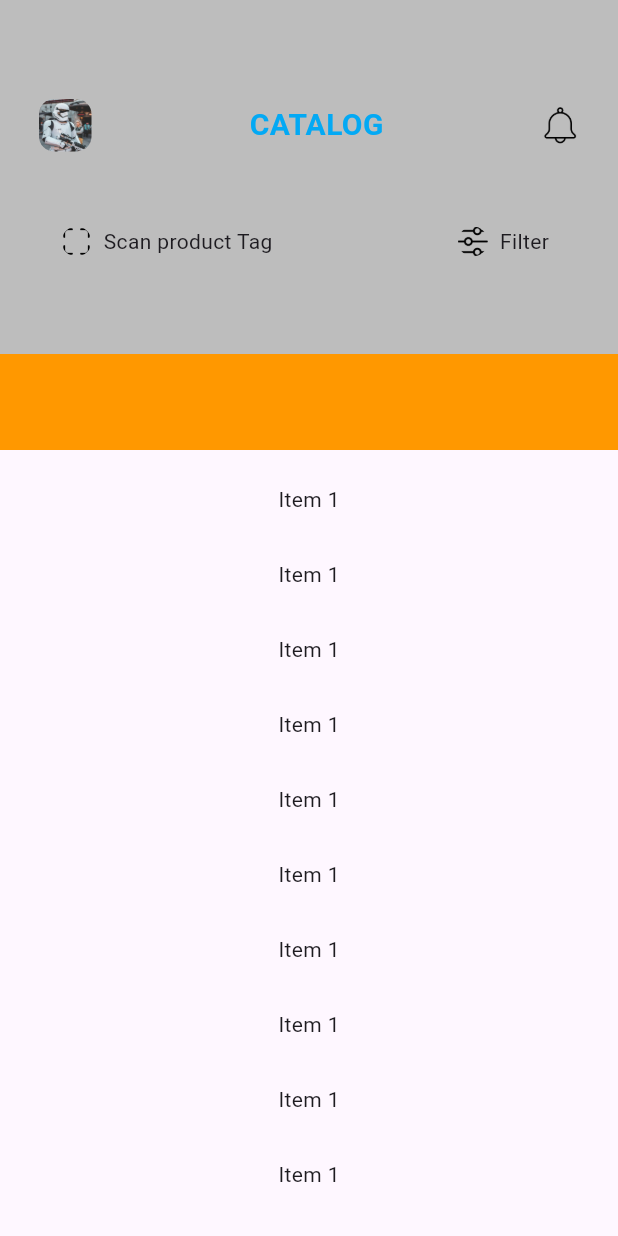
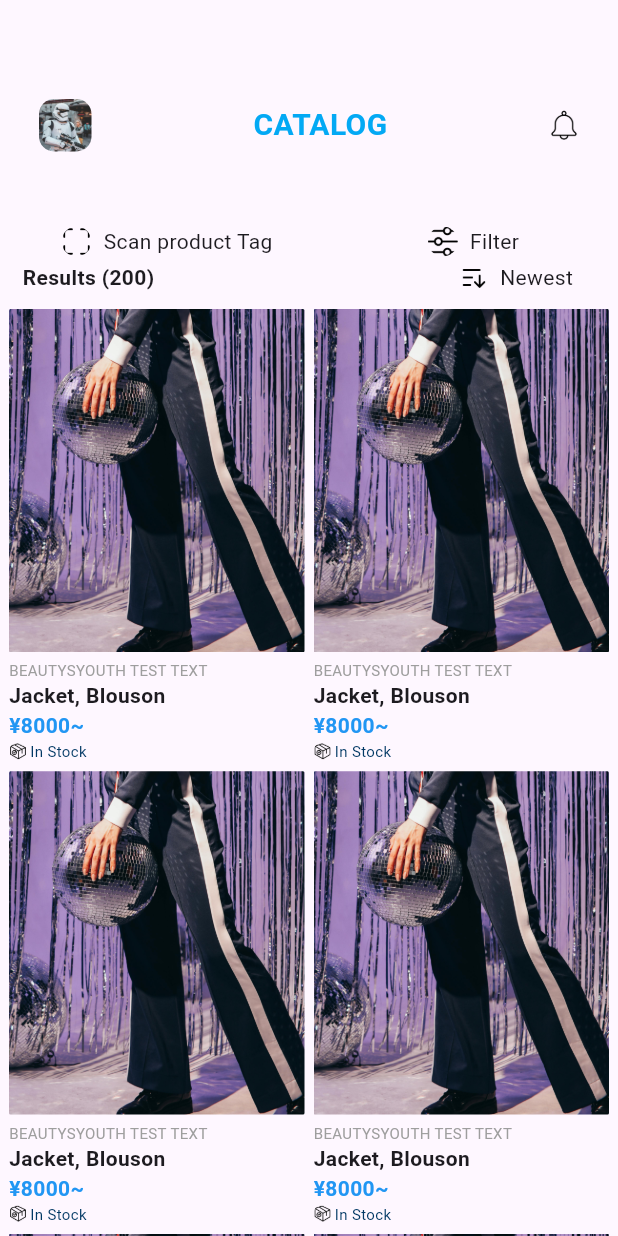
Before and after one commit to truongnguyen-dev/luvina-dev, a Flutter app: the screen it shows after launch, on a phone screen of 412 x 824 dp. Run offline on Flutter 3.47's test engine with Material 3 defaults, Android fonts, the phone set to English and light mode, and no system bars.

Commit message:
second scr

```diff
--- /dev/null
+++ b/ecommerce/lib/home-elements/avatar.dart
@@ -0,0 +1,33 @@
+import 'package:ecommerce/myConstant.dart';
+import 'package:flutter/material.dart';
+
+class Avatar extends StatelessWidget {
+  const Avatar({super.key});
+
+  @override
+  Widget build(BuildContext context) {
+    final double sizeAva = 35;
+    final double marginLeftRight = 10.0;
+
+
+    final GestureDetector sideLeft =  GestureDetector(
+      child: Container(
+       width:sizeAva,
+       height: sizeAva,
+       margin: EdgeInsets.only(left: marginLeftRight),
+       decoration: BoxDecoration(
+        borderRadius: BorderRadius.circular(10),
+        image: DecorationImage(
+        image:AssetImage("assets/images/robo.jpg"),
+        fit:BoxFit.cover
+         ),
+       )
+      ),onTap:(){
+       print("you clicked me");
+      }
+    );
+
+
+      return sideLeft;
+  }
+}
--- /dev/null
+++ b/ecommerce/lib/home-elements/filter.dart
@@ -0,0 +1,38 @@
+import 'package:ecommerce/myConstant.dart';
+import 'package:flutter/material.dart';
+
+class Filter extends StatelessWidget {
+  const Filter({super.key});
+
+  @override
+  Widget build(BuildContext context) {
+    final double marginLeftRight = 10.0;
+
+    Padding filter = Padding(padding: EdgeInsets.only(right: 50),
+        child: Row(
+                children: [
+                  GestureDetector(
+                    child: Container(
+                    width:MyConstant.sizeIcon,
+                    height: MyConstant.sizeIcon,
+                    margin: EdgeInsets.only(left: marginLeftRight),
+                    decoration: BoxDecoration(
+                      borderRadius: BorderRadius.circular(10),
+                      image: DecorationImage(
+                      image:AssetImage("assets/icons/filter.png"),
+                      fit:BoxFit.cover
+                      ),
+                    )
+                  ),onTap:(){
+                  print("you clicked me");
+                  }
+                  ),
+                  SizedBox(width: 8,),
+                  Text("Filter")
+                ],
+              ),
+          );
+
+      return filter;
+  }
+}
--- a/ecommerce/lib/home-elements/leading.dart
+++ b/ecommerce/lib/home-elements/leading.dart
@@ -1,32 +1,64 @@
+import 'package:ecommerce/myConstant.dart';
 import 'package:flutter/material.dart';
 
 class MyLeading extends StatelessWidget {
-  const MyLeading({super.key});
+   MyLeading({super.key});
+
+  static int results_num = 200;
 
   @override
   Widget build(BuildContext context) {
-    MaterialButton btn = MaterialButton(
-        padding: const EdgeInsets.all(8.0),
-        textColor: Colors.white,
-        splashColor: Colors.red,
-        elevation: 8.0,
-        child: Container(
-          decoration: const BoxDecoration(
-            image: DecorationImage(
-                image: AssetImage('https://lh3.googleusercontent.com/a-/AOh14GhFJOIlbtl5UfQ1ySN76w2_sC3UGVXH2xOE1xsH=k-s64'), //some asset image
-                fit: BoxFit.cover),
-          ),
-          child: const Padding(
-            padding: EdgeInsets.all(8.0),
-            child: SizedBox(),
-          ),
-        ),
-        // ),
-        onPressed: () {
-          print('Tapped');
-        },
-      );
 
-      return btn;
+Padding results = Padding(padding: EdgeInsets.only(left: 15),
+        child: Row(
+            children: [
+              GestureDetector(
+                child: Text( "Results (" + results_num.toString() + ")",
+                  style: TextStyle(fontWeight: FontWeight.bold),
+              ),onTap:(){
+              print("you clicked me");
+              }
+              )
+            ],
+          )
+  );
+
+
+  Padding newest = Padding(padding: EdgeInsets.only(right: 30),
+        child: Row(
+                children: [
+                  GestureDetector(
+                    child: Container(
+                    width:MyConstant.sizeIcon,
+                    height: MyConstant.sizeIcon,
+                    decoration: BoxDecoration(
+                      borderRadius: BorderRadius.circular(10),
+                      image: DecorationImage(
+                      image:AssetImage("assets/icons/sort.png"),
+                      fit:BoxFit.cover
+                      ),
+                    )
+                  ),onTap:(){
+                  print("you clicked me");
+                  }
+                  ),
+                  SizedBox(width: 8,),
+                  Text("Newest")
+                ],
+              ),
+          );
+
+  Row main = Row(
+    mainAxisAlignment: MainAxisAlignment.spaceBetween,
+                      children: [
+                        // SizedBox(height: 50,),
+                        results,
+                        // SizedBox(height: 50,),
+                        newest
+                      ],
+                    );
+
+
+      return main;
   }
 }
--- /dev/null
+++ b/ecommerce/lib/home-elements/notice.dart
@@ -0,0 +1,35 @@
+import 'package:ecommerce/home-elements/avatar.dart';
+import 'package:ecommerce/myConstant.dart';
+import 'package:flutter/material.dart';
+
+class Notice extends StatelessWidget {
+  const Notice({super.key});
+
+  @override
+  Widget build(BuildContext context) {
+    final double sizeAva = 35;
+    final double marginLeftRight = 10.0;
+
+
+    final Text title = Text("CATALOG", style:TextStyle(fontSize: 20,fontWeight: FontWeight.bold, color: Colors.lightBlue));
+
+
+    final GestureDetector sideRight =  GestureDetector(
+      child: Container(
+       width:MyConstant.sizeIcon,
+       height: MyConstant.sizeIcon,
+       margin: EdgeInsets.only(right: marginLeftRight),
+       decoration: BoxDecoration(
+          image: DecorationImage(
+          image:AssetImage("assets/icons/noti.png"),
+          fit:BoxFit.fill
+         ),
+       )
+      ),onTap:(){
+       print("you clicked me");
+      }
+    );
+
+      return sideRight;
+  }
+}
--- /dev/null
+++ b/ecommerce/lib/home-elements/scan.dart
@@ -0,0 +1,38 @@
+import 'package:ecommerce/myConstant.dart';
+import 'package:flutter/material.dart';
+
+class Scan extends StatelessWidget {
+  const Scan({super.key});
+
+  @override
+  Widget build(BuildContext context) {
+    final double marginLeftRight = 10.0;
+
+    Padding scan = Padding(padding: EdgeInsets.only(left: 15),
+        child: Row(
+            children: [
+              GestureDetector(
+                child: Container(
+                width:MyConstant.sizeIcon,
+                height: MyConstant.sizeIcon,
+                margin: EdgeInsets.only(left: marginLeftRight),
+                decoration: BoxDecoration(
+                  borderRadius: BorderRadius.circular(10),
+                  image: DecorationImage(
+                  image:AssetImage("assets/icons/scan.png"),
+                  fit:BoxFit.cover
+                  ),
+                )
+              ),onTap:(){
+              print("you clicked me");
+              }
+              ),
+              SizedBox(width: 8,),
+              Text("Scan product Tag")
+            ],
+          )
+        );
+
+      return scan;
+  }
+}
--- a/ecommerce/lib/home-elements/spaceBar.dart
+++ b/ecommerce/lib/home-elements/spaceBar.dart
@@ -1,3 +1,7 @@
+import 'package:ecommerce/home-elements/avatar.dart';
+import 'package:ecommerce/home-elements/filter.dart';
+import 'package:ecommerce/home-elements/notice.dart';
+import 'package:ecommerce/home-elements/scan.dart';
 import 'package:ecommerce/myConstant.dart';
 import 'package:flutter/material.dart';
 
@@ -6,111 +10,27 @@ class Spacebar extends StatelessWidget {
 
   @override
   Widget build(BuildContext context) {
-    final double sizeIcon = 25;
-    final double sizeAva = 35;
+    final double sizeAva = 30;
     final double marginLeftRight = 10.0;
-    final double sizeIconFilter = 20;
+
 
     final Text title = Text("CATALOG", style:TextStyle(fontSize: 20,fontWeight: FontWeight.bold, color: Colors.lightBlue));
 
-    final GestureDetector sideLeft =  GestureDetector(
-      child: Container(
-       width:sizeAva,
-       height: sizeAva,
-       margin: EdgeInsets.only(left: marginLeftRight),
-       decoration: BoxDecoration(
-        borderRadius: BorderRadius.circular(10),
-        image: DecorationImage(
-        image:AssetImage("assets/images/robo.jpg"),
-        fit:BoxFit.cover
-         ),
-       )
-      ),onTap:(){
-       print("you clicked me");
-      }
-    );
-
-
-    final GestureDetector sideRight =  GestureDetector(
-      child: Container(
-       width:sizeIcon,
-       height: sizeIcon,
-       margin: EdgeInsets.only(right: marginLeftRight),
-       decoration: BoxDecoration(
-          image: DecorationImage(
-          image:AssetImage("assets/icons/noti.png"),
-          fit:BoxFit.fill
-         ),
-       )
-      ),onTap:(){
-       print("you clicked me");
-      }
-    );
-
-    Row target = Row(
+    Row navUp = Row(
                       mainAxisAlignment: MainAxisAlignment.spaceBetween,
                       children: <Widget>[
-                          sideLeft,
+                          Avatar(),
                           title,
-                          sideRight
+                          Notice()
                       ],
                     );
 
-
-    Padding scan = Padding(padding: EdgeInsets.only(left: 15),
-        child: Row(
-            children: [
-              GestureDetector(
-                child: Container(
-                width:sizeIconFilter,
-                height: sizeIconFilter,
-                margin: EdgeInsets.only(left: marginLeftRight),
-                decoration: BoxDecoration(
-                  borderRadius: BorderRadius.circular(10),
-                  image: DecorationImage(
-                  image:AssetImage("assets/icons/scan.png"),
-                  fit:BoxFit.cover
-                  ),
-                )
-              ),onTap:(){
-              print("you clicked me");
-              }
-              ),
-              SizedBox(width: 8,),
-              Text("Scan product Tag")
-            ],
-          )
-        );
-
-    Padding filter = Padding(padding: EdgeInsets.only(right: 30),
-        child: Row(
-                children: [
-                  GestureDetector(
-                    child: Container(
-                    width:sizeIconFilter,
-                    height: sizeIconFilter,
-                    margin: EdgeInsets.only(left: marginLeftRight),
-                    decoration: BoxDecoration(
-                      borderRadius: BorderRadius.circular(10),
-                      image: DecorationImage(
-                      image:AssetImage("assets/icons/filter.png"),
-                      fit:BoxFit.cover
-                      ),
-                    )
-                  ),onTap:(){
-                  print("you clicked me");
-                  }
-                  ),
-                  SizedBox(width: 8,),
-                  Text("Filter")
-                ],
-              ),
-          );
+    Row navDown = Row(mainAxisAlignment: MainAxisAlignment.spaceBetween ,children: [ Scan(),Filter()],);
 
     FlexibleSpaceBar main = FlexibleSpaceBar(
                 background: Container(
                   decoration: BoxDecoration(
-                    color: MyConstant.myColor
+                    // color: MyConstant.myColor
                   ),
                   child: Container(
                     padding: const EdgeInsets.all(16.0),
@@ -118,9 +38,9 @@ class Spacebar extends StatelessWidget {
                     child: Column(
                       children: [
                         SizedBox(height: 50,),
-                        target,
+                        navUp,
                         SizedBox(height: 50,),
-                        Row(mainAxisAlignment: MainAxisAlignment.spaceBetween ,children: [ scan,filter],)
+                        navDown
                       ],
                     ),
                   ),
--- /dev/null
+++ b/ecommerce/lib/home-elements/v-item/detail/bgUp.dart
@@ -0,0 +1,31 @@
+
+import 'package:flutter/material.dart';
+
+class BgUp extends StatelessWidget {
+  const BgUp({super.key});
+
+  @override
+  Widget build(BuildContext context) {
+    double width = MediaQuery.sizeOf(context).width;
+    double height = MediaQuery.sizeOf(context).height;
+
+    Container main = Container(
+                    width: width,
+                    height: height*0.4,
+                    decoration: BoxDecoration(
+                      borderRadius: BorderRadius.circular(10),
+                      image: DecorationImage(
+                      image:AssetImage("assets/images/child.jpg"),
+                      fit:BoxFit.cover
+                      ),
+                    ),
+              );
+
+      return GestureDetector(
+        child: main,
+        onTap:(){
+          Navigator.pop(context);
+        }
+      );
+  }
+}
--- /dev/null
+++ b/ecommerce/lib/home-elements/v-item/detail/product.dart
@@ -0,0 +1,25 @@
+
+import 'package:ecommerce/home-elements/v-item/detail/bgUp.dart';
+import 'package:flutter/material.dart';
+
+class Product extends StatelessWidget {
+  const Product({super.key});
+
+  @override
+  Widget build(BuildContext context) {
+
+
+    Container main = Container(
+                  decoration: BoxDecoration(
+                    // color: MyConstant.myColor
+                  ),
+                  child: Column(
+                      children: [
+                          BgUp()
+                      ],
+                    )
+                );
+
+      return main;
+  }
+}
--- /dev/null
+++ b/ecommerce/lib/home-elements/v-item/thumbnail.dart
@@ -0,0 +1,110 @@
+import 'package:ecommerce/home-elements/v-item/detail/product.dart';
+import 'package:ecommerce/myConstant.dart';
+import 'package:flutter/material.dart';
+
+class Thumbnail extends StatelessWidget {
+  const Thumbnail({super.key});
+
+  @override
+
+  Widget build(BuildContext context) {
+    double width = MediaQuery.sizeOf(context).width;
+    double height = MediaQuery.sizeOf(context).height;
+    double heightBox = height/2.7;
+
+    final double marginLeftRight = 10.0;
+    String aliasTxt = "BEAUTYSYOUTH TEST TEXT";
+    String titleTxt = "Jacket, Blouson";
+    String priceTxt = "¥8000~";
+    bool inStockFlag = true;
+    String stockTxt = "In Stock";
+    String outStockTxt = "Out of Stock";
+
+
+
+    Container thumb =  Container(
+       width:width/2,
+       height: heightBox*0.75,
+      //  margin: EdgeInsets.only(left: marginLeftRight),
+       decoration: BoxDecoration(
+        borderRadius: BorderRadius.circular(1),
+        image: DecorationImage(
+        image:AssetImage("assets/images/couple.jpg"),
+        fit:BoxFit.cover
+         ),
+       )
+      );
+
+    Text alias = Text(aliasTxt, style: TextStyle(
+      fontSize: 10,
+      overflow: TextOverflow.ellipsis,
+      color: Colors.grey.shade500
+    ),);
+
+    Text title = Text(titleTxt, style: TextStyle(
+      overflow: TextOverflow.ellipsis,
+      fontWeight: FontWeight.bold
+    ),);
+
+    Text price = Text(priceTxt, style: TextStyle(
+      overflow: TextOverflow.ellipsis,
+      fontWeight: FontWeight.bold,
+      color:  Colors.blue
+    ),);
+
+    Text checkStock = Text(stockTxt, style: const TextStyle(
+      fontSize: 10,
+      color:  Color.fromRGBO(1, 56, 100, 1)
+    ),);
+
+    Row stock = Row(
+            children: [
+              Container(
+                width:MyConstant.sizeIconChild,
+                height: MyConstant.sizeIconChild,
+                // margin: EdgeInsets.only(left: marginLeftRight),
+                decoration: BoxDecoration(
+                  borderRadius: BorderRadius.circular(10),
+                  image: DecorationImage(
+                  image:const AssetImage("assets/icons/in-stock.png"),
+                  fit:BoxFit.cover
+                  ),
+                )
+              ),
+              SizedBox(width: 2,),
+              checkStock
+            ],
+          );
+
+
+    Container main = Container(
+      margin: EdgeInsets.all(MyConstant.paddingGrid),
+      // margin: EdgeInsets.all(0),
+      width: width/2,
+      height: heightBox,
+      child: Column(
+        crossAxisAlignment: CrossAxisAlignment.start,
+        children: [
+          thumb,
+          SizedBox(height: 5,),
+          alias,
+          title,
+          price,
+          stock
+        ],
+    ),
+    );
+
+    return GestureDetector(
+      child: main,
+      onTap:(){
+       Navigator.push(
+              context,
+              MaterialPageRoute(builder: (context) {
+                return Product();
+              }),
+            );
+      }
+    );
+  }
+}
--- a/ecommerce/lib/main.dart
+++ b/ecommerce/lib/main.dart
@@ -1,4 +1,4 @@
-import 'package:ecommerce/home-elements/leading.dart';
+import 'package:ecommerce/home-elements/v-item/detail/product.dart';
 import 'package:ecommerce/myHomePage.dart';
 import 'package:flutter/material.dart';
 
--- a/ecommerce/lib/myConstant.dart
+++ b/ecommerce/lib/myConstant.dart
@@ -1,7 +1,10 @@
 import 'package:flutter/material.dart';
 
 class MyConstant {
-  static Color myColor = Colors.grey.shade400;
+  static Color myColor = Colors.grey.shade200;
+  static double sizeIcon = 20;
+  static double sizeIconChild = 12;
+  static double paddingGrid = 3;
   // static Icon myIcon = Icon(
   //   Icons.add,
   //   color: Colors.green,
--- a/ecommerce/lib/myHomePage.dart
+++ b/ecommerce/lib/myHomePage.dart
@@ -1,7 +1,7 @@
-
-
-
+import 'package:ecommerce/home-elements/leading.dart';
 import 'package:ecommerce/home-elements/spaceBar.dart';
+import 'package:ecommerce/home-elements/v-item/thumbnail.dart';
+import 'package:ecommerce/myConstant.dart';
 import 'package:flutter/material.dart';
 
 class MyHomePage extends StatelessWidget {
@@ -9,6 +9,24 @@ class MyHomePage extends StatelessWidget {
 
   @override
   Widget build(BuildContext context) {
+    double width = MediaQuery.sizeOf(context).width;
+    double height = MediaQuery.sizeOf(context).height;
+    double heightBox = (height/2.7)+3;
+
+    GridView items = GridView.builder(
+          itemCount: 7,
+          padding:EdgeInsets.all(MyConstant.paddingGrid),
+          gridDelegate: SliverGridDelegateWithFixedCrossAxisCount(
+                    crossAxisCount: 2,
+                    mainAxisExtent: heightBox,
+          ),
+          itemBuilder: (context, int index) {
+              return Thumbnail();
+            },
+    );
+
+
+
     return Scaffold(
       // This will help manage the SliverAppBar and ListView
       body: NestedScrollView(
@@ -20,25 +38,16 @@ class MyHomePage extends StatelessWidget {
               // title: const Text('Title'),
               floating: true,
               pinned: true,
-              expandedHeight: 300.0,
+              expandedHeight: 200.0,
               forceElevated: innerBoxIsScrolled,
               bottom: AppBar(
-                backgroundColor: Colors.orange,
-                toolbarHeight: 64.0,
+                flexibleSpace: MyLeading(),
+                toolbarHeight: 25.0,
               ),
             ),
           ];
         },
-        body: ListView.builder(
-          padding: const EdgeInsets.all(8),
-          itemCount: 30,
-          itemBuilder: (BuildContext context, int index) {
-            return Container(
-              height: 50,
-              child: Center(child: Text('Item 1')),
-            );
-          },
-        ),
+        body: items,
       ),
     );
   }
--- a/ecommerce/pubspec.yaml
+++ b/ecommerce/pubspec.yaml
@@ -9,6 +9,7 @@ environment:
 dependencies:
   flutter:
     sdk: flutter
+  provider: ^6.1.2
 
 dev_dependencies:
   flutter_test:
```
Also changed, not shown: ecommerce/pubspec.lock.
